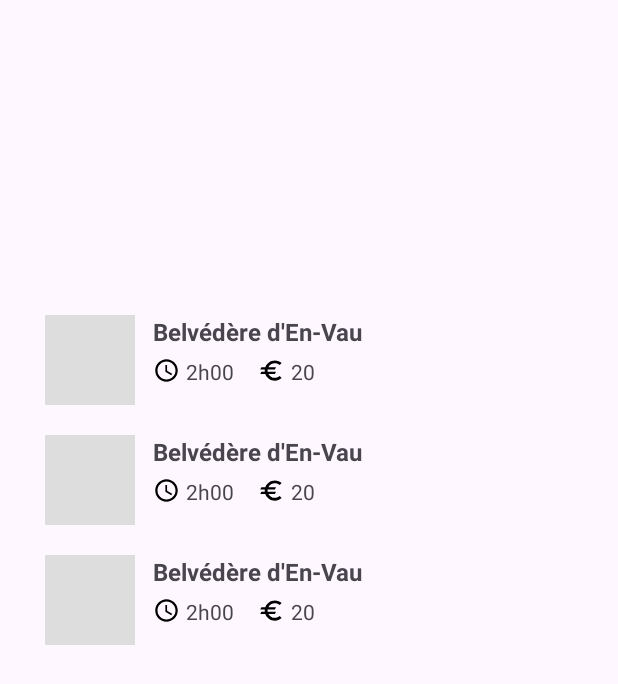
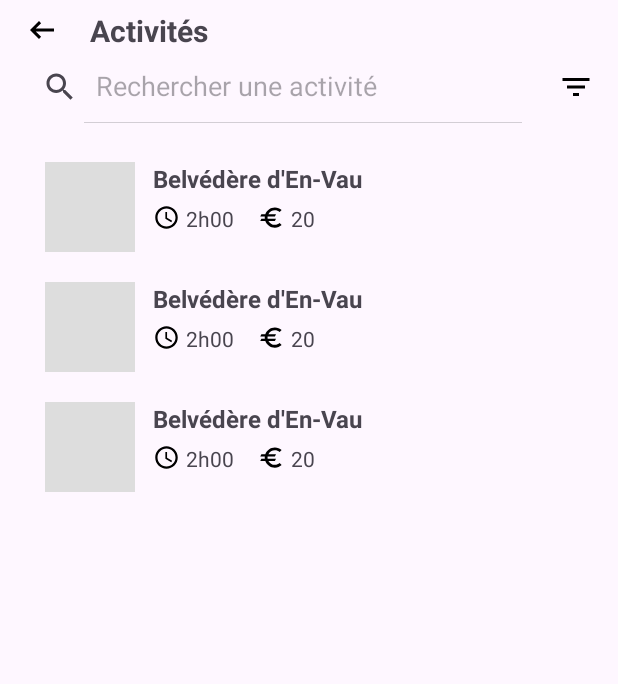
Before and after one commit to SovannThomas/ParcNaturelNormandie, an Android app: the layout fragment_activities.xml on its own in the app's theme, with its tools: preview values and no code run, on a phone screen of 412 x 824 dp. Shown: the top 684 px of the screen. Run offline under Robolectric (Android 15) with nearby library versions, the phone set to English and light mode, and no system bars.

Commit message:
Recherche activite

```diff
--- a/app/src/main/java/com/example/parcnaturelnormandie/ui/activities/ActivitiesFragment.kt
+++ b/app/src/main/java/com/example/parcnaturelnormandie/ui/activities/ActivitiesFragment.kt
@@ -4,6 +4,7 @@ import android.os.Bundle
 import android.view.LayoutInflater
 import android.view.View
 import android.view.ViewGroup
+import android.widget.SearchView
 import android.widget.Toast
 import androidx.fragment.app.Fragment
 import androidx.recyclerview.widget.LinearLayoutManager
@@ -21,6 +22,9 @@ class ActivitiesFragment : Fragment() {
     private lateinit var adapter: MyItemActivitiesRecyclerViewAdapter
     private val activitiesUrl = "http://172.17.23.200:8002/api/activities"
 
+    // Liste complète des activités (triées A→Z)
+    private var fullActivities: List<ActivityItem> = emptyList()
+
     override fun onCreateView(
         inflater: LayoutInflater,
         container: ViewGroup?,
@@ -36,18 +40,45 @@ class ActivitiesFragment : Fragment() {
         // Adapter avec liste vide au départ
         adapter = MyItemActivitiesRecyclerViewAdapter(emptyList()) { item ->
             // callback clic: gérer la navigation ou l’affichage de détails
-            // ex: ouvrir un fragment de détail, etc.
         }
 
         binding.recyclerActivitiesView.layoutManager = LinearLayoutManager(requireContext())
         binding.recyclerActivitiesView.adapter = adapter
 
-        // Chargement des données depuis l'API
+        setupSearchView()
         loadActivitiesFromApi()
     }
 
+    private fun setupSearchView() {
+        binding.searchActivitiesView.setOnQueryTextListener(object : SearchView.OnQueryTextListener {
+            override fun onQueryTextSubmit(query: String?): Boolean {
+                filterActivities(query.orEmpty())
+                return true
+            }
+
+            override fun onQueryTextChange(newText: String?): Boolean {
+                filterActivities(newText.orEmpty())
+                return true
+            }
+        })
+    }
+
+    private fun filterActivities(query: String) {
+        val trimmedQuery = query.trim()
+
+        val filtered = if (trimmedQuery.isEmpty()) {
+            // Pas de recherche → on affiche tout (déjà trié)
+            fullActivities
+        } else {
+            fullActivities.filter { activity ->
+                activity.nom.contains(trimmedQuery, ignoreCase = true)
+            }
+        }
+
+        adapter.updateItems(filtered)
+    }
+
     private fun loadActivitiesFromApi() {
-        // Ne jamais faire de requête réseau sur le thread principal
         Thread {
             try {
                 val url = URL(activitiesUrl)
@@ -62,12 +93,12 @@ class ActivitiesFragment : Fragment() {
                 if (responseCode == HttpURLConnection.HTTP_OK) {
                     val response = connection.inputStream.bufferedReader().use { it.readText() }
 
-                    // On parse le JSON -> List<ActivityItem>
                     val activities = parseActivitiesJson(response)
 
-                    // Mise à jour de l’UI sur le thread principal
+                    fullActivities = activities.sortedBy { it.nom.lowercase() }
+
                     activity?.runOnUiThread {
-                        adapter.updateItems(activities)
+                        adapter.updateItems(fullActivities)
                     }
                 } else {
                     activity?.runOnUiThread {
--- /dev/null
+++ b/app/src/main/res/drawable/ic_filters.xml
@@ -0,0 +1,5 @@
+<vector xmlns:android="http://schemas.android.com/apk/res/android" android:height="24dp" android:tint="#000000" android:viewportHeight="960" android:viewportWidth="960" android:width="24dp">
+
+    <path android:fillColor="@android:color/white" android:pathData="M400,720L400,640L560,640L560,720L400,720ZM240,520L240,440L720,440L720,520L240,520ZM120,320L120,240L840,240L840,320L120,320Z"/>
+
+</vector>
--- /dev/null
+++ b/app/src/main/res/drawable/returnarrow.xml
@@ -0,0 +1,5 @@
+<vector xmlns:android="http://schemas.android.com/apk/res/android" android:autoMirrored="true" android:height="24dp" android:tint="#000000" android:viewportHeight="960" android:viewportWidth="960" android:width="24dp">
+
+    <path android:fillColor="@android:color/white" android:pathData="M400,720L160,480L400,240L456,298L314,440L800,440L800,520L314,520L456,662L400,720Z"/>
+
+</vector>
--- a/app/src/main/res/layout/fragment_activities.xml
+++ b/app/src/main/res/layout/fragment_activities.xml
@@ -6,17 +6,66 @@
     android:layout_height="match_parent"
     tools:context=".ui.activities.ActivitiesFragment">
 
+    <ImageButton
+        android:id="@+id/returnButton"
+        android:layout_width="40dp"
+        android:layout_height="40dp"
+        android:layout_marginStart="8dp"
+        android:background="@android:color/transparent"
+        android:contentDescription="return button"
+        android:src="@drawable/returnarrow"
+        app:layout_constraintStart_toStartOf="parent"
+        app:layout_constraintTop_toTopOf="parent" />
+
+    <TextView
+        android:id="@+id/typeActivitysTextView"
+        android:layout_width="0dp"
+        android:layout_height="wrap_content"
+        android:layout_marginStart="12dp"
+        android:layout_marginEnd="16dp"
+        android:text="Activités"
+        android:textSize="20sp"
+        android:textStyle="bold"
+        app:layout_constraintStart_toEndOf="@id/returnButton"
+        app:layout_constraintEnd_toEndOf="parent"
+        app:layout_constraintTop_toTopOf="@id/returnButton"
+        app:layout_constraintBottom_toBottomOf="@id/returnButton" />
+
+    <SearchView
+        android:id="@+id/searchActivitiesView"
+        android:layout_width="0dp"
+        android:layout_height="wrap_content"
+        android:layout_marginStart="8dp"
+
+        android:layout_marginEnd="8dp"
+        android:iconifiedByDefault="false"
+        android:queryHint="Rechercher une activité"
+        app:layout_constraintStart_toStartOf="parent"
+        app:layout_constraintEnd_toStartOf="@id/filterButton"
+        app:layout_constraintTop_toBottomOf="@id/typeActivitysTextView" />
+
+    <ImageButton
+        android:id="@+id/filterButton"
+        android:layout_width="40dp"
+        android:layout_height="40dp"
+        android:layout_marginEnd="8dp"
+        android:background="@android:color/transparent"
+        android:contentDescription="filtre"
+        android:src="@drawable/ic_filters"
+    app:layout_constraintEnd_toEndOf="parent"
+    app:layout_constraintTop_toTopOf="@id/searchActivitiesView"
+    app:layout_constraintBottom_toBottomOf="@id/searchActivitiesView" />
+
     <androidx.recyclerview.widget.RecyclerView
         android:id="@+id/recyclerActivitiesView"
-        android:layout_width="match_parent"
-        android:layout_height="match_parent"
-        android:layout_marginTop="200dp"
-        android:layout_marginBottom="100dp"
+        android:layout_width="0dp"
+        android:layout_height="0dp"
+        android:layout_marginTop="16dp"
+        android:layout_marginBottom="0dp"
+        app:layout_constraintTop_toBottomOf="@id/searchActivitiesView"
+        app:layout_constraintStart_toStartOf="parent"
+        app:layout_constraintEnd_toEndOf="parent"
         app:layout_constraintBottom_toBottomOf="parent"
-        app:layout_constraintEnd_toEndOf="parent"
-        app:layout_constraintHorizontal_bias="0.0"
-        app:layout_constraintStart_toStartOf="parent"
-        app:layout_constraintVertical_bias="1.0"
         tools:listitem="@layout/fragment_item" />
 
 </androidx.constraintlayout.widget.ConstraintLayout>
```
